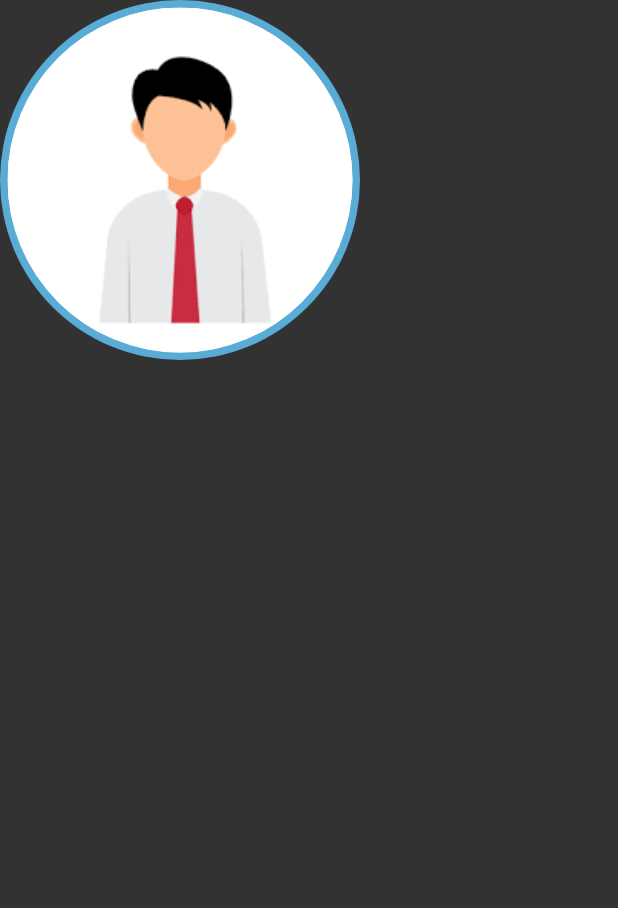
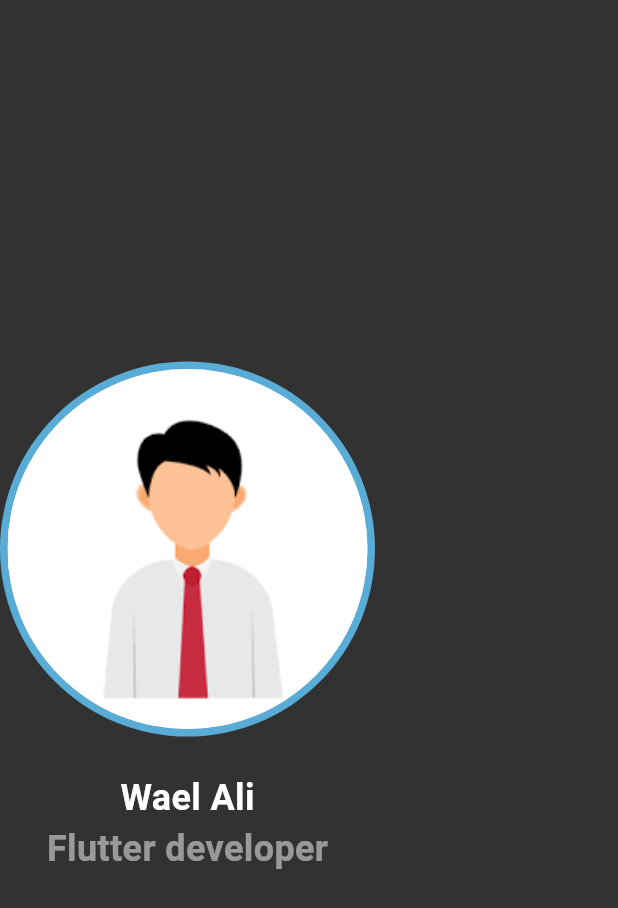
Before and after one commit to amr-turki/Business-Card, a Flutter app: the screen it shows after launch, on a phone screen of 412 x 824 dp. Shown: the top 908 px of the screen. Run offline on Flutter 3.47's test engine with Material 3 defaults, Android fonts, the phone set to English and light mode, and no system bars.

Commit message:
Fourth Commit: Add Name and Job Title

```diff
--- a/lib/main.dart
+++ b/lib/main.dart
@@ -14,16 +14,33 @@ class BusinessCard extends StatelessWidget {
       home: Scaffold(
         backgroundColor: const Color(0xFF323232),
         body: Column(
+          mainAxisAlignment: MainAxisAlignment.center,
           children: [
             CircleAvatar(
-              radius: 120,
+              radius: 125,
               backgroundColor: Color(0xFF58ACD5),
               child: CircleAvatar(
-                radius: 115,
+                radius: 120,
                 backgroundImage: AssetImage('assests/images/user_profile.png'),
               ),
             ),
-
+            SizedBox(height: 24),
+            Text(
+              'Wael Ali',
+              style: TextStyle(
+                fontSize: 24,
+                color: Colors.white,
+                fontWeight: FontWeight.bold,
+              ),
+            ),
+            Text(
+              'Flutter developer',
+              style: TextStyle(
+                fontSize: 24,
+                color: Colors.white.withOpacity(0.5),
+                fontWeight: FontWeight.bold,
+              ),
+            ),
           ],
         ),
       ),
```
